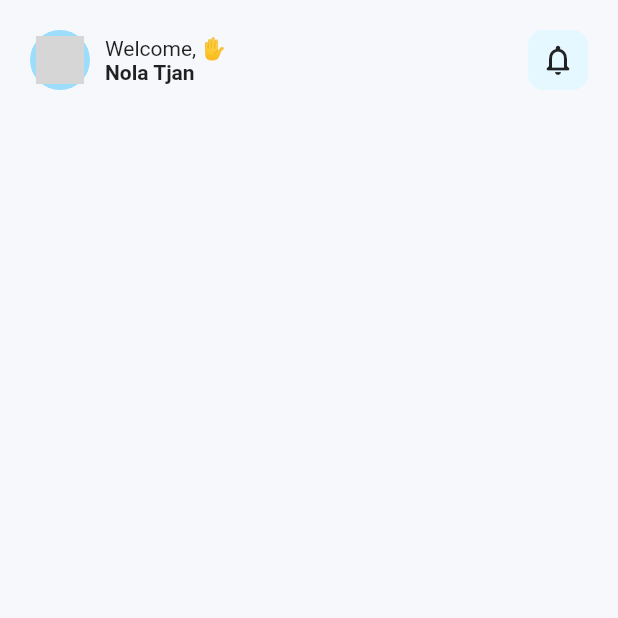
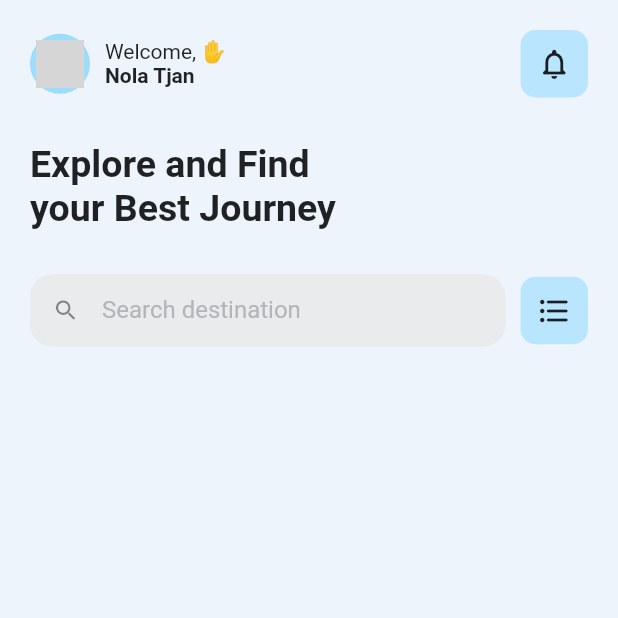
Before and after one commit to bgsdw/travel_app, a Flutter app: the screen it shows after launch, on a phone screen of 412 x 824 dp, the top half of it. Run offline on Flutter 3.47's test engine with Material 2 defaults, Android fonts, the phone set to English and light mode, and no system bars; network calls fail; grey boxes are pictures that could not be loaded.

Commit message:
added title and search bar

```diff
--- a/lib/main.dart
+++ b/lib/main.dart
@@ -32,11 +32,12 @@ class _MyHomePageState extends State<MyHomePage> {
   @override
   Widget build(BuildContext context) {
     return Scaffold(
-      backgroundColor: const Color(0xFFF6F8FC),
+      backgroundColor: const Color(0xFFEDF4FC),
       body: SafeArea(
         child: Padding(
           padding: const EdgeInsets.all(20.0),
           child: Column(
+            crossAxisAlignment: CrossAxisAlignment.start,
             children: [
               Row(
                 mainAxisAlignment: MainAxisAlignment.spaceBetween,
@@ -67,15 +68,44 @@ class _MyHomePageState extends State<MyHomePage> {
                       ),
                     ],
                   ),
-                  Container(
-                    width: 40,
-                    height: 40,
-                    decoration: BoxDecoration(
-                      color: const Color(0xFFE5F7FF),
-                      borderRadius: BorderRadius.circular(10),
+                  const CustomButton(
+                    icon: Icon(Icons.notifications_none_rounded),
+                  ),
+                ],
+              ),
+              const SizedBox(height: 30),
+              const Text(
+                'Explore and Find \nyour Best Journey',
+                style: TextStyle(
+                  fontWeight: FontWeight.bold,
+                  fontSize: 25,
+                ),
+              ),
+              const SizedBox(height: 30),
+              Row(
+                children: [
+                  Expanded(
+                    child: TextField(
+                      decoration: InputDecoration(
+                        prefixIcon: const Icon(Icons.search_rounded),
+                        labelText: 'Search destination',
+                        labelStyle: const TextStyle(color: Color(0XFFB4B5B8)),
+                        filled: true,
+                        fillColor: const Color(0xFFEAEBEC),
+                        contentPadding: const EdgeInsets.all(0),
+                        isDense: true,
+                        enabledBorder: OutlineInputBorder(
+                          borderSide:
+                              const BorderSide(color: Color(0xFFEAEBEC)),
+                          borderRadius: BorderRadius.circular(15),
+                        ),
+                      ),
                     ),
-                    child: const Icon(Icons.notifications_none_rounded),
-                  )
+                  ),
+                  const SizedBox(width: 10),
+                  const CustomButton(
+                    icon: Icon(Icons.format_list_bulleted_rounded),
+                  ),
                 ],
               ),
             ],
@@ -85,3 +115,24 @@ class _MyHomePageState extends State<MyHomePage> {
     );
   }
 }
+
+class CustomButton extends StatelessWidget {
+  final Icon icon;
+  const CustomButton({
+    Key? key,
+    required this.icon,
+  }) : super(key: key);
+
+  @override
+  Widget build(BuildContext context) {
+    return Container(
+      width: 45,
+      height: 45,
+      decoration: BoxDecoration(
+        color: const Color(0xFFB9E6FE),
+        borderRadius: BorderRadius.circular(10),
+      ),
+      child: icon,
+    );
+  }
+}
```
